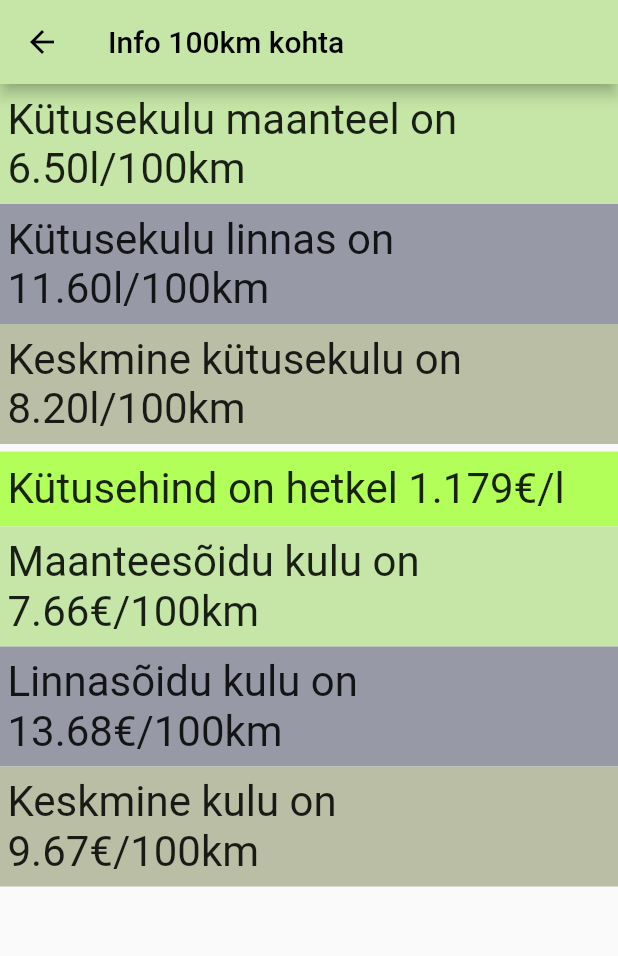
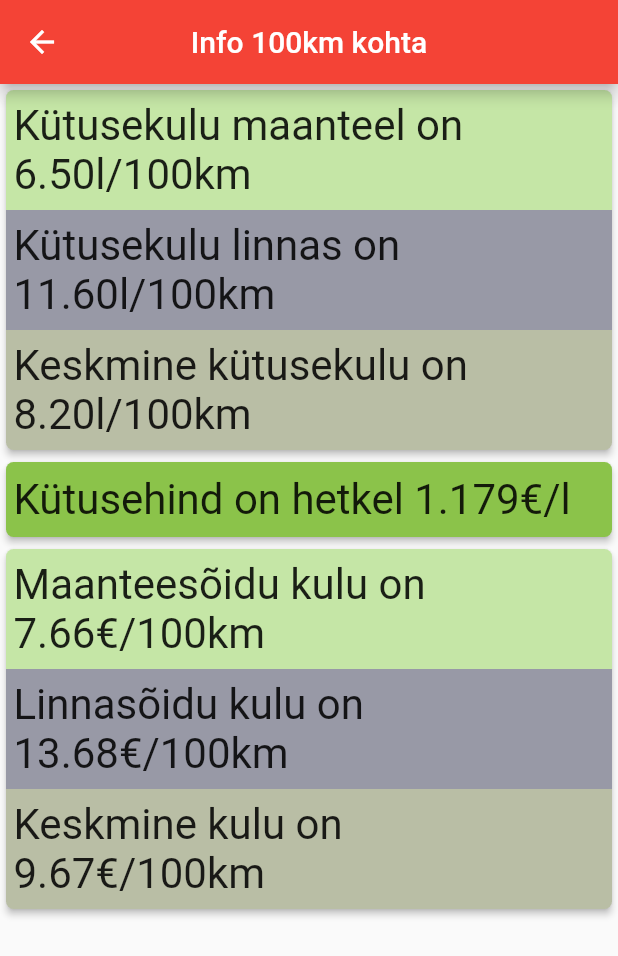
Before and after one commit to raitk3/fuel_calculator_mobile, a Flutter app: the screen it shows after launch, after a tap on "100km", on a phone screen of 412 x 824 dp. Shown: the top 956 px of the screen. Run offline on Flutter 3.47's test engine with Material 2 defaults, Android fonts, the phone set to English and light mode, and no system bars; our stand-ins replace shared_preferences.

Commit message:
Made it prettier.

```diff
--- a/lib/fueldata.FuelData.dart
+++ b/lib/fueldata.FuelData.dart
@@ -1,5 +1,6 @@
 import 'package:flutter/material.dart';
 import 'package:fuelcalculator/screens/TextWriter.dart';
+import 'package:fuelcalculator/screens/calculators/Commons.dart';
 import 'package:shared_preferences/shared_preferences.dart';
 
 class FuelData {
@@ -73,7 +74,5 @@ class FuelData {
       prefs.setDouble('avg', value);
     }
   }
-  TextWriter display() {
-    return TextWriter("Kütusehind on hetkel " + this._price.toString() + "€/l", Colors.lightGreenAccent, 50);
-  }
+
 }
--- a/lib/main.dart
+++ b/lib/main.dart
@@ -11,6 +11,14 @@ import 'package:fuelcalculator/screens/calculators/RouteCalculator.dart';
 import 'package:fuelcalculator/screens/calculators/Settings.dart';
 
 void main() {
+
+  SystemChrome.setSystemUIOverlayStyle(SystemUiOverlayStyle(
+      statusBarColor: Colors.transparent,
+      statusBarIconBrightness: Brightness.dark));
+  SystemChrome.setPreferredOrientations([
+    DeviceOrientation.portraitUp,
+  ]);
+
   runApp(MyApp());
 }
 
@@ -20,20 +28,25 @@ class MyApp extends StatelessWidget {
 
   @override
   Widget build(BuildContext context) {
-    SystemChrome.setPreferredOrientations([
-      DeviceOrientation.portraitUp,
-    ]);
     Commons commons = new Commons();
 
-    return MaterialApp(
-
+    return
+      MaterialApp(
       title: 'Fuel calculator',
       theme: ThemeData(
-        primarySwatch: Colors.blueGrey,
+        primarySwatch: Colors.indigo,
         backgroundColor: Colors.black,
         visualDensity: VisualDensity.adaptivePlatformDensity,
       ),
-      home: MyHomePage(title: 'Fuel calculator home'),
+      home: AnnotatedRegion<SystemUiOverlayStyle>(
+      value: SystemUiOverlayStyle(
+        statusBarColor: Colors.transparent, // transparent status bar
+        systemNavigationBarColor: Colors.transparent, // navigation bar color
+        statusBarIconBrightness: Brightness.dark, // status bar icons' color
+        systemNavigationBarIconBrightness: Brightness.dark, //navigation bar icons' color
+      ),
+        child:MyHomePage(title: 'Fuel calculator home'),
+      ),
       routes: <String, WidgetBuilder> {
         "/EuroToKm": (context) => EuroToKmCalculator(commons),
         "/KmToEuro": (context) => KmToEuroCalculator(commons),
--- a/lib/screens/MainButton.dart
+++ b/lib/screens/MainButton.dart
@@ -1,23 +1,45 @@
 import 'package:flutter/cupertino.dart';
 import 'package:flutter/material.dart';
+import 'package:flutter/rendering.dart';
 
 class MainButton extends StatelessWidget{
   final Color _color;
   final String text;
   final double size;
   final String _routename;
+  final IconData _icon;
 
-  MainButton(this._color, this.text, this.size, this._routename);
+  MainButton(this._color, this.text, this.size, this._routename, this._icon);
 
   Widget build(BuildContext context) {
     return Container(
       decoration: BoxDecoration(
-          color: _color,
+          color: Colors.white,
       ),
       height: this.size,
-      child: OutlineButton(
+      child: FlatButton(
         onPressed: () { Navigator.pushNamed(context, this._routename); },
-        child: Text(this.text, textScaleFactor: 2,
+        child: Row(
+          children: [
+            CircleAvatar(
+              backgroundColor: this._color,
+              radius: 25,
+              child:
+                Icon(
+                this._icon,
+                color: Colors.white,
+                size: 35.0,
+              ),
+            ),
+
+            Padding(
+              padding: EdgeInsets.all(
+                10.0
+              ),
+            ),
+
+            Text(this.text, textScaleFactor: 2,)
+          ],
         ),
       ),
     );
--- a/lib/screens/MainScreen.dart
+++ b/lib/screens/MainScreen.dart
@@ -1,3 +1,4 @@
+import 'package:flutter/foundation.dart';
 import 'package:flutter/material.dart';
 
 import 'MainButton.dart';
@@ -5,21 +6,23 @@ import 'MainButton.dart';
 class MainScreen extends StatelessWidget{
   @override
   Widget build(BuildContext context) {
-    int full_height = MediaQuery.of(context).size.height.floor() - 91;
+    int fullHeight = MediaQuery.of(context).size.height.floor() - 91;
+
     return Scaffold(
         appBar: AppBar(
-            title: Text("Kütusekalkulaator")
+          centerTitle: true,
+            title: Text("Kütusekalkulaator"),
         ),
         body: Column(
             mainAxisAlignment: MainAxisAlignment.spaceEvenly,
             crossAxisAlignment: CrossAxisAlignment.stretch,
             children: [
-              MainButton(Color(0xFFC5E6A6), "100km", full_height/6, '/FuelPer100'),
-              MainButton(Color(0xFFBDD2A6), "€ -> l\n€ -> km", full_height/6, '/EuroToKm'),
-              MainButton(Color(0xFFB9BEA5), "l -> km\nl -> €", full_height/6, '/LitreToKm'),
-              MainButton(Color(0xFFA7AAA4), "km -> l\nkm -> €", full_height/6, '/KmToEuro'),
-              MainButton(Color(0xFF9899A6), "Teekond", full_height/6, '/Route'),
-              MainButton(Colors.black54, "Sätted", full_height/6, '/Settings')
+              MainButton(Colors.red, "100km", fullHeight/6, '/FuelPer100', Icons.flag),
+              MainButton(Colors.blue, "€ -> l\n€ -> km", fullHeight/6, '/EuroToKm', Icons.euro_symbol),
+              MainButton(Colors.green, "l -> km\nl -> €", fullHeight/6, '/LitreToKm', Icons.local_gas_station),
+              MainButton(Colors.deepOrange, "km -> l\nkm -> €", fullHeight/6, '/KmToEuro', Icons.directions_car),
+              MainButton(Colors.deepPurple, "Teekond", fullHeight/6, '/Route', Icons.directions),
+              MainButton(Colors.black54, "Sätted", fullHeight/6, '/Settings', Icons.settings)
             ]
         )
     );
--- a/lib/screens/calculators/Commons.dart
+++ b/lib/screens/calculators/Commons.dart
@@ -28,8 +28,8 @@ class Commons {
     return this._calculator;
   }
 
-  TextWriter showLitresToEuros(BuildContext context, double fuel) {
-    return TextWriter(
+  Widget showLitresToEuros(BuildContext context, double fuel) {
+    return cardify(TextWriter(
         fuel.toStringAsFixed(2) +
             "l maksab " +
             this
@@ -38,24 +38,24 @@ class Commons {
                 .toStringAsFixed(2) +
             "€.",
         Colors.black12,
-        this._size);
+        this._size));
   }
 
   Widget showLitresToKilometres(BuildContext context, double fuel) {
     List<double> kilometres = this._calculator.calculateKmWithLitres(fuel);
-    return Column(
-      crossAxisAlignment: CrossAxisAlignment.stretch,
-      children: <Widget>[
-        TextWriter(fuel.toStringAsFixed(2) + "l eest saab sõita:", Colors.lightGreen,
-            this._size),
+    return cardify(Column(
+        crossAxisAlignment: CrossAxisAlignment.stretch,
+        children: <Widget>[
+        TextWriter(fuel.toStringAsFixed(2) + "l eest saab sõita:",
+            Colors.lightGreen, this._size),
         TextWriter(kilometres[0].toStringAsFixed(2) + "km maanteel,",
             Color(0xFFC5E6A6), this._size),
-        TextWriter(kilometres[1].toStringAsFixed(2) + "km linnas,", Color(0xFF9899A6),
-            this._size),
+        TextWriter(kilometres[1].toStringAsFixed(2) + "km linnas,",
+            Color(0xFF9899A6), this._size),
         TextWriter("keskmiselt " + kilometres[2].toStringAsFixed(2) + "km.",
             Color(0xFFB9BEA5), this._size)
       ],
-    );
+    ));
   }
 
   Widget showKilometresToLitres(BuildContext context, double kilometres) {
@@ -63,12 +63,12 @@ class Commons {
     return Column(
       crossAxisAlignment: CrossAxisAlignment.stretch,
       children: <Widget>[
-        TextWriter(kilometres.toString() + "km sõiduks kulub:", Colors.lightGreen,
-            this._size),
-        TextWriter("Maanteel " + litres[0].toStringAsFixed(2) + "l,", Color(0xFFC5E6A6),
-            this._size),
-        TextWriter("Linnas " + litres[1].toStringAsFixed(2) + "l,", Color(0xFF9899A6),
-            this._size),
+        TextWriter(kilometres.toString() + "km sõiduks kulub:",
+            Colors.lightGreen, this._size),
+        TextWriter("Maanteel " + litres[0].toStringAsFixed(2) + "l,",
+            Color(0xFFC5E6A6), this._size),
+        TextWriter("Linnas " + litres[1].toStringAsFixed(2) + "l,",
+            Color(0xFF9899A6), this._size),
         TextWriter("keskmiselt " + litres[2].toStringAsFixed(2) + "l.",
             Color(0xFFB9BEA5), this._size)
       ],
@@ -80,7 +80,7 @@ class Commons {
     List<double> litres = this
         ._calculator
         .calculateMoneyWithKm(this._fuelData.getFuelPrice(), kilometres);
-    return Column(
+    return cardify(Column(
       crossAxisAlignment: CrossAxisAlignment.stretch,
       children: <Widget>[
         if (header)
@@ -93,26 +93,38 @@ class Commons {
         TextWriter("keskmiselt " + litres[2].toStringAsFixed(2) + "€.",
             Color(0xFFB9BEA5), this._size)
       ],
+    ));
+  }
+
+  Widget displayFuelPrice() {
+    return cardify(TextWriter("Kütusehind on hetkel " + this.getFuelData().getFuelPrice().toString() + "€/l", Colors.lightGreen, 50));
+  }
+
+  Widget cardify(Widget widget){
+    return Card(
+        clipBehavior: Clip.antiAliasWithSaveLayer,
+        elevation: 2,
+        shape: RoundedRectangleBorder(
+        borderRadius: BorderRadius.circular(5.0),
+    ),
+    child:widget,
     );
   }
 
-  TextWriter showMoneyToLitres(double moneyGiven, double amountOfFuel) {
-    return TextWriter(
+  Widget showMoneyToLitres(double moneyGiven, double amountOfFuel) {
+    return cardify(TextWriter(
         moneyGiven.toStringAsFixed(2) +
             "€ eest saab\n" +
             amountOfFuel.toStringAsFixed(2) +
             "l kütust.",
         Colors.black12,
-        this._size * 2);
+        this._size * 2));
   }
 
-  TextWriter showCombinedLitres(double road, double city) {
+  Widget showCombinedLitres(double road, double city) {
     double amountOfFuel = _calculator.calculateRoute(road, city);
-    return TextWriter("Kütusekulu on " + amountOfFuel.toStringAsFixed(2) + "l.",
-        Colors.black26, this._size);
+    return cardify(TextWriter("Kütusekulu on " + amountOfFuel.toStringAsFixed(2) + "l.",
+        Colors.black26, this._size));
   }
 
-  TextWriter blank() {
-    return TextWriter("", null, 5);
-  }
 }
--- a/lib/screens/calculators/Per100Getter.dart
+++ b/lib/screens/calculators/Per100Getter.dart
@@ -14,12 +14,13 @@ class Per100Getter extends StatelessWidget {
     listPer100 = this._commons.getFuelData().getListPer100();
     return Scaffold(
         appBar: AppBar(
-          title: Text("Info 100km kohta", style: TextStyle(color: Colors.black),),
-          iconTheme: IconThemeData(color: Colors.black),
-          backgroundColor: Color(0xFFC5E6A6),
+          centerTitle: true,
+          title: Text("Info 100km kohta",),
+          backgroundColor: Colors.red,
         ),
         body: Column(crossAxisAlignment: CrossAxisAlignment.stretch, children: [
-          TextWriter(
+          this._commons.cardify(Column(
+            children:[TextWriter(
               "Kütusekulu maanteel on \n" +
                   listPer100[0].toStringAsFixed(2) +
                   "l/100km",
@@ -36,10 +37,13 @@ class Per100Getter extends StatelessWidget {
                   listPer100[2].toStringAsFixed(2) +
                   "l/100km",
               Color(0xFFB9BEA5),
-              this._commons.getSize() * 2),
-          this._commons.blank(),
-          this._commons.getFuelData().display(),
-          TextWriter(
+              this._commons.getSize() * 2)],
+          )),
+
+          this._commons.displayFuelPrice(),
+          this._commons.cardify(Column(
+            children:[
+              TextWriter(
               "Maanteesõidu kulu on \n" +
                   this
                       ._commons
@@ -50,7 +54,7 @@ class Per100Getter extends StatelessWidget {
                   "€/100km",
               Color(0xFFC5E6A6),
               this._commons.getSize() * 2),
-          TextWriter(
+            TextWriter(
               "Linnasõidu kulu on \n" +
                   this
                       ._commons
@@ -61,7 +65,7 @@ class Per100Getter extends StatelessWidget {
                   "€/100km",
               Color(0xFF9899A6),
               this._commons.getSize() * 2),
-          TextWriter(
+            TextWriter(
               "Keskmine kulu on \n" +
                   this
                       ._commons
@@ -72,6 +76,7 @@ class Per100Getter extends StatelessWidget {
                   "€/100km",
               Color(0xFFB9BEA5),
               this._commons.getSize() * 2),
+          ],))
         ]));
   }
 }
```
Also changed, not shown: lib/screens/calculators/EuroToKmCalculator.dart (+10 -10 lines), lib/screens/calculators/KmToEuroCalculator.dart (+9 -9 lines), lib/screens/calculators/LitreToKmCalculator.dart (+9 -10 lines), lib/screens/calculators/RouteCalculator.dart (+16 -12 lines), lib/screens/calculators/Settings.dart (+13 -7 lines), pubspec.yaml (+8 -1 lines), assets/icon/abcg.png (added), assets/icon/icon.png (added), assets/icon/icon.svg (added), assets/icon/icona.png (added), assets/icon/iconas.png (added), pubspec.lock, 38 other files.
